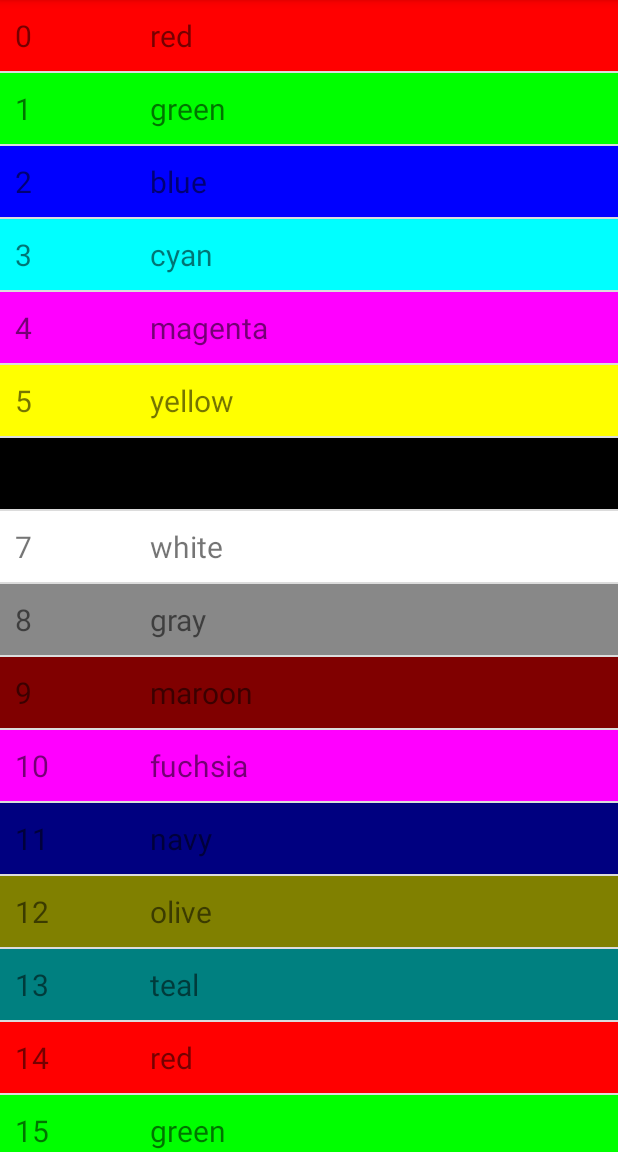
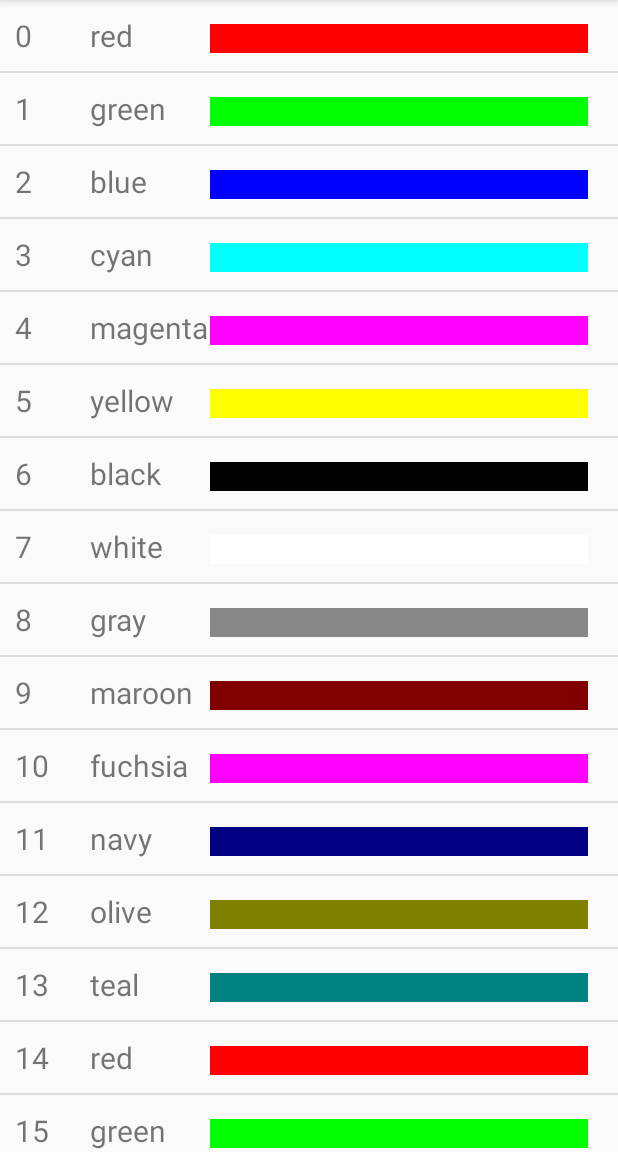
Before and after one commit to gaurav88tyagi/ListViewCustomAdapter, an Android app: the screen it shows after launch (MainActivity), on a phone screen of 412 x 824 dp, the part 84-1236 px from its top. Run offline under Robolectric (Android 15) with nearby library versions, the phone set to English and light mode, and no system bars.

```diff
--- a/app/src/main/java/com/example/listviewcustomadapter/MainActivity.kt
+++ b/app/src/main/java/com/example/listviewcustomadapter/MainActivity.kt
@@ -52,8 +52,8 @@ class MainActivity : AppCompatActivity() {
             val colorName = cols[position % cols.size]
             val color = Color.parseColor(colorName)
 
-            itemView.llColorBox.setBackgroundColor(color)
-            itemView.tvColor.text = colorName
+            itemView.tvColor.setBackgroundColor(color)
+            itemView.tvColorText.text = colorName
             itemView.tvId.text = id.toString()
 
             return itemView
--- a/app/src/main/res/layout/list_item_color.xml
+++ b/app/src/main/res/layout/list_item_color.xml
@@ -11,14 +11,20 @@
             android:id="@+id/tvId"
             android:textSize="20sp"
             android:text="10"
+            android:layout_width="40dp"
+            android:layout_height="wrap_content"/>
+
+    <TextView
+            android:layout_marginLeft="10dp"
+            android:id="@+id/tvColorText"
+            android:textSize="20sp"
+            android:text="BLACK"
             android:layout_width="80dp"
             android:layout_height="wrap_content"/>
 
     <TextView
-            android:layout_marginLeft="10dp"
+            android:layout_marginRight="10dp"
             android:id="@+id/tvColor"
-            android:textSize="20sp"
-            android:text="BLACK"
             android:layout_width="match_parent"
             android:layout_height="wrap_content"/>
 
```
